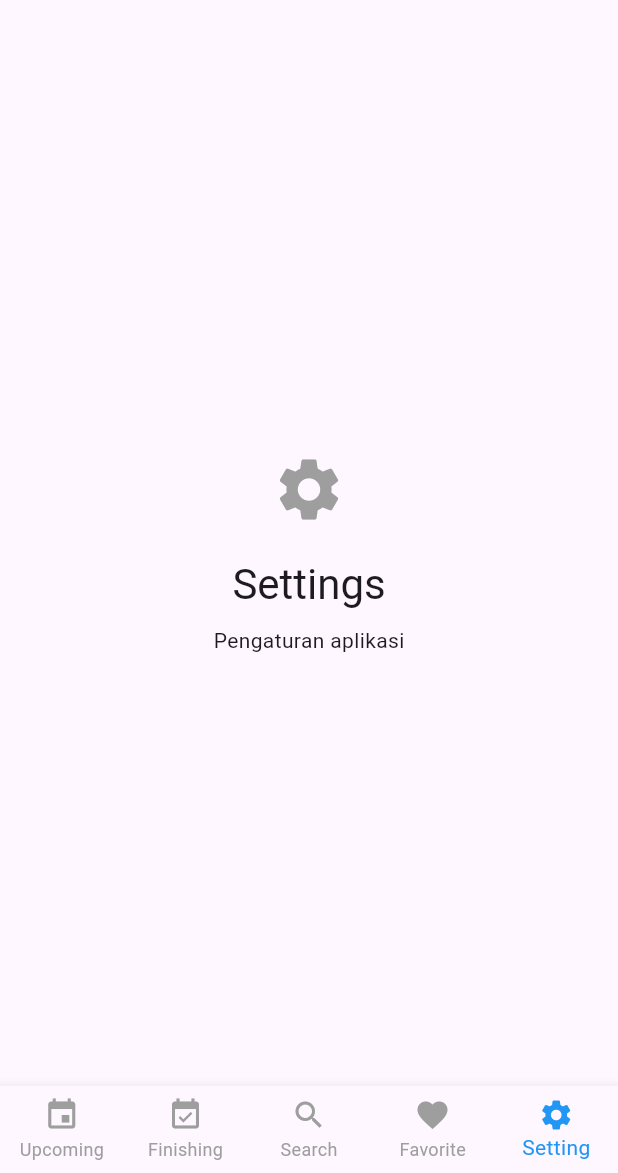
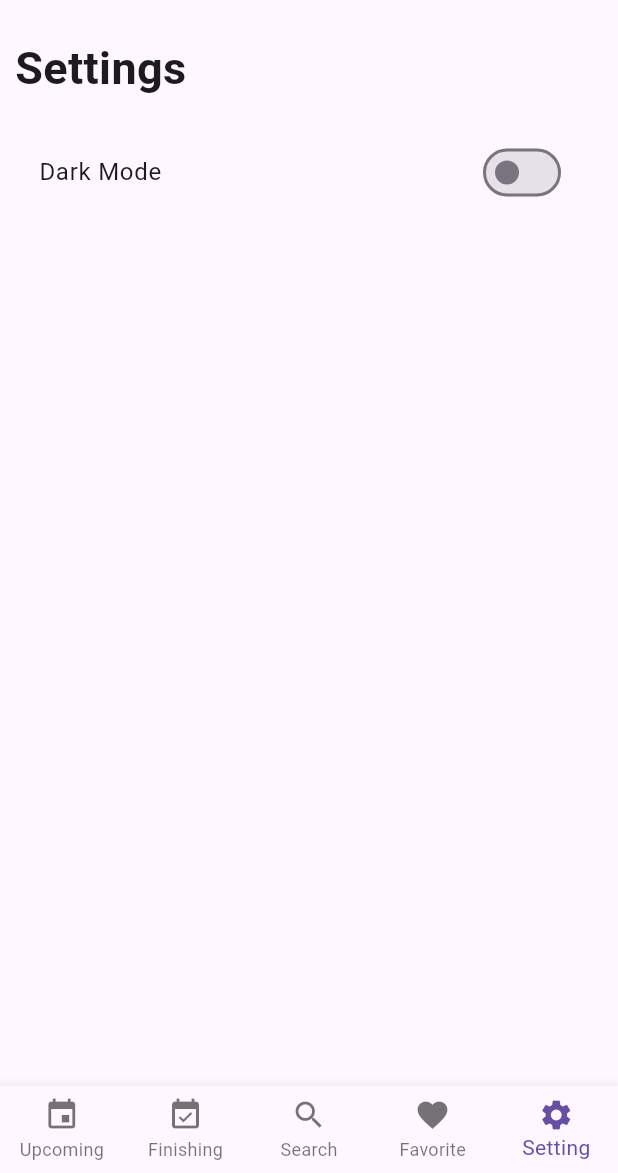
Before and after one commit to Yusuf-Sidik/dicoding_event, a Flutter app: the screen it shows after launch, item 5 of the bottom bar chosen, on a phone screen of 412 x 824 dp, the part 63-1236 px from its top. Run offline on Flutter 3.47's test engine with Material 3 defaults, Android fonts, the phone set to English and light mode, and no system bars; our stand-ins replace flutter_html, shared_preferences; network calls fail.

Commit message:
refactor: implement dark mode toggle and update settings screen

```diff
--- a/lib/main.dart
+++ b/lib/main.dart
@@ -1,26 +1,53 @@
 import 'package:dicoding_event/screens/main_page.dart';
 import 'package:flutter/material.dart';
+import 'package:shared_preferences/shared_preferences.dart';
 
 void main() {
   runApp(const MyApp());
 }
 
-class MyApp extends StatelessWidget {
+class MyApp extends StatefulWidget {
   const MyApp({super.key});
+
+  @override
+  State<MyApp> createState() => _MyAppState();
+}
+
+class _MyAppState extends State<MyApp> {
+  bool isDarkMode = false;
+
+  @override
+  void initState() {
+    super.initState();
+    _loadTheme();
+  }
+
+  Future<void> _loadTheme() async {
+    final prefs = await SharedPreferences.getInstance();
+    setState(() {
+      isDarkMode = prefs.getBool('isDarkMode') ?? false;
+    });
+  }
+
+  Future<void> _toggleTheme(bool value) async {
+    final prefs = await SharedPreferences.getInstance();
+    await prefs.setBool('isDarkMode', value);
+    setState(() {
+      isDarkMode = value;
+    });
+  }
 
   @override
   Widget build(BuildContext context) {
     return MaterialApp(
       title: 'Dicoding Event App',
-      theme: ThemeData(
-        primarySwatch: Colors.blue,
-        visualDensity: VisualDensity.adaptivePlatformDensity,
-        bottomNavigationBarTheme: const BottomNavigationBarThemeData(
-          selectedItemColor: Colors.blue,
-          unselectedItemColor: Colors.grey,
-        ),
+      theme: ThemeData.light(),
+      darkTheme: ThemeData.dark(),
+      themeMode: isDarkMode ? ThemeMode.dark : ThemeMode.light,
+      home: MainPage(
+        isDarkMode: isDarkMode,
+        onThemeToggle: _toggleTheme,
       ),
-      home: const MainPage(),
     );
   }
 }
--- a/lib/screens/main_page.dart
+++ b/lib/screens/main_page.dart
@@ -6,7 +6,14 @@ import 'package:dicoding_event/screens/upcoming_event.dart';
 import 'package:flutter/material.dart';
 
 class MainPage extends StatefulWidget {
-  const MainPage({super.key});
+  final bool isDarkMode;
+  final ValueChanged<bool> onThemeToggle;
+
+  const MainPage({
+    super.key,
+    required this.isDarkMode,
+    required this.onThemeToggle,
+  });
 
   @override
   State<MainPage> createState() => _MainPageState();
@@ -14,15 +21,20 @@ class MainPage extends StatefulWidget {
 
 class _MainPageState extends State<MainPage> {
   int _currentIndex = 0;
-  final List<Widget> _pages = [
-    const UpcomingEvent(),
-    const FinishedEvent(),
-    const SearchEvent(),
-    const FavoriteEvent(),
-    const Setting(),
-  ];
+
   @override
   Widget build(BuildContext context) {
+    final List<Widget> _pages = [
+      const UpcomingEvent(),
+      const FinishedEvent(),
+      const SearchEvent(),
+      const FavoriteEvent(),
+      Setting(
+        isDarkMode: widget.isDarkMode,
+        onThemeToggle: widget.onThemeToggle,
+      ),
+    ];
+
     return Scaffold(
       appBar: AppBar(
         title: const Text('Dicoding Event App'),
--- a/lib/screens/setting.dart
+++ b/lib/screens/setting.dart
@@ -1,23 +1,41 @@
 import 'package:flutter/material.dart';
 
 class Setting extends StatelessWidget {
-  const Setting({super.key});
+  final bool isDarkMode;
+  final ValueChanged<bool> onThemeToggle;
+
+  const Setting({
+    super.key,
+    required this.isDarkMode,
+    required this.onThemeToggle,
+  });
 
   @override
   Widget build(BuildContext context) {
-    return Center(
-      child: Column(
-        mainAxisAlignment: MainAxisAlignment.center,
-        children: [
-          const Icon(Icons.settings, size: 50, color: Colors.grey),
-          const SizedBox(height: 20),
-          Text(
-            'Settings',
-            style: Theme.of(context).textTheme.headlineMedium,
-          ),
-          const SizedBox(height: 10),
-          const Text('Pengaturan aplikasi'),
-        ],
+    return Scaffold(
+      body: Padding(
+        padding: const EdgeInsets.all(10),
+        child: Column(
+          crossAxisAlignment: CrossAxisAlignment.start,
+          children: [
+            // Text('Settings', style: Theme.of(context).textTheme.headlineMedium),
+            const Text('Settings',
+                style: TextStyle(fontSize: 30, fontWeight: FontWeight.bold)),
+            const SizedBox(height: 20),
+            SwitchListTile(
+              title: const Text('Dark Mode'),
+              value: isDarkMode,
+              onChanged: onThemeToggle,
+            ),
+            // Center(
+            //   child: SwitchListTile(
+            //     title: const Text('Dark Mode'),
+            //     value: isDarkMode,
+            //     onChanged: onThemeToggle,
+            //   ),
+            // ),
+          ],
+        ),
       ),
     );
   }
--- a/pubspec.yaml
+++ b/pubspec.yaml
@@ -35,6 +35,7 @@ dependencies:
   flutter_layout_grid: 1.0.6
   http: ^1.1.0
   url_launcher: 6.2.4
+  shared_preferences: 2.2.3
 
 dev_dependencies:
   flutter_lints: ^2.0.0
```
Also changed, not shown: pubspec.lock, 1 other file.
